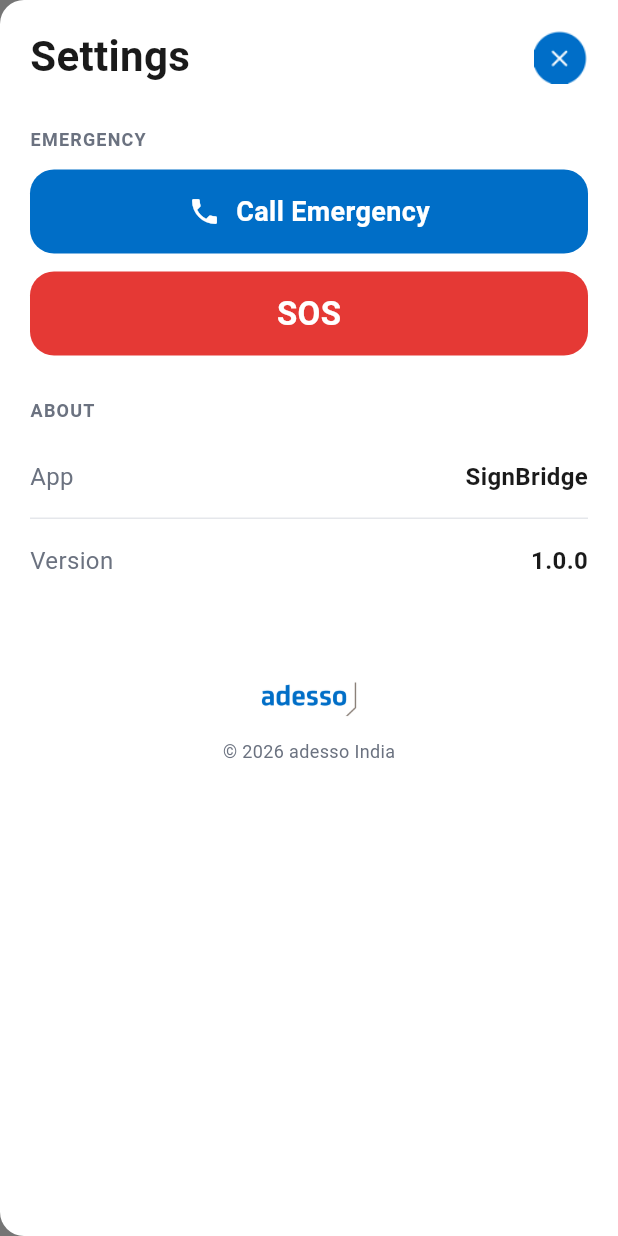
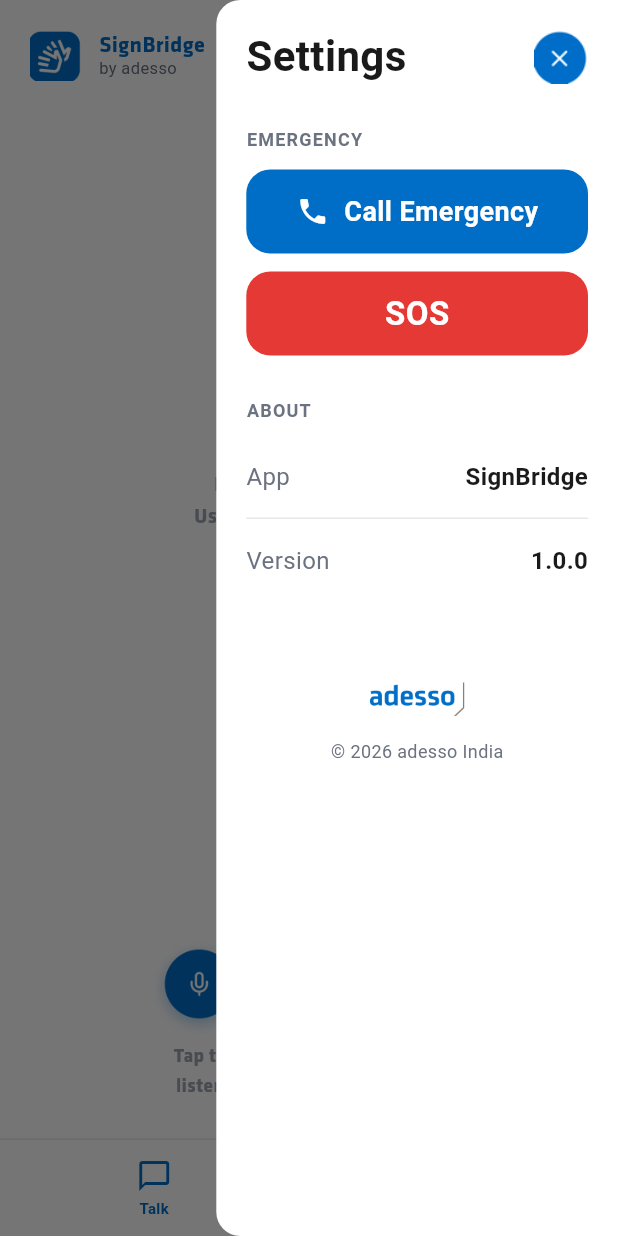
Before and after one commit to adarsh33-i/SignBridge, a Flutter app: the screen it shows after launch, with the side drawer open, on a phone screen of 412 x 824 dp. Run offline on Flutter 3.47's test engine with Material 3 defaults, Android fonts, the light colour scheme and no system bars; our stand-ins replace flutter_svg.

Commit message:
Set settings drawer width to 65% of screen.

```diff
--- a/lib/features/home/presentation/settings_drawer.dart
+++ b/lib/features/home/presentation/settings_drawer.dart
@@ -11,7 +11,7 @@
   @override
   Widget build(BuildContext context) {
     return Drawer(
-      width: MediaQuery.sizeOf(context).width,
+      width: MediaQuery.sizeOf(context).width * 0.65,
       backgroundColor: AppColors.white,
       child: SafeArea(
         child: Column(
```
